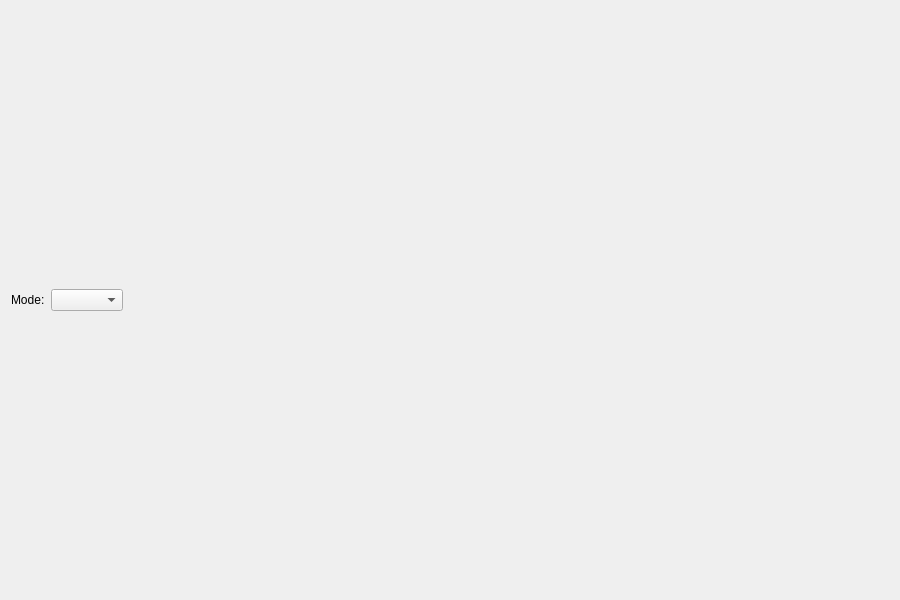
The window that themewidget.ui (egorsmth/eda_app) describes before a commit, drawn with Qt 5.
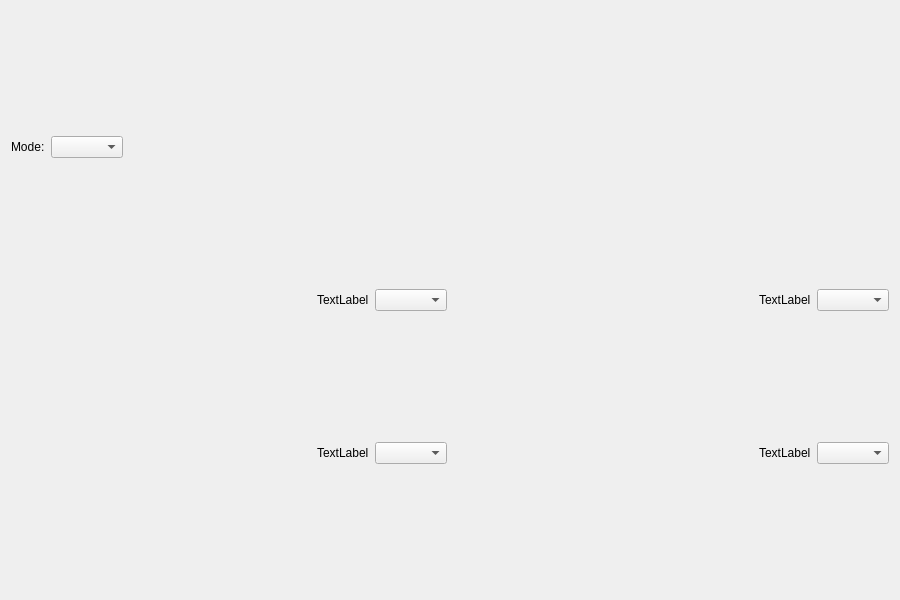
The same window after the commit.

```diff
--- a/themewidget.ui
+++ b/themewidget.ui
@@ -11,7 +11,38 @@
    </rect>
   </property>
   <layout class="QGridLayout" name="gridLayout">
-   <item row="0" column="0" colspan="3">
+   <item row="2" column="1">
+    <layout class="QGridLayout" name="gridLayout_6">
+     <item row="0" column="0">
+      <layout class="QHBoxLayout" name="horizontalLayout_7">
+       <item>
+        <spacer name="horizontalSpacer_5">
+         <property name="orientation">
+          <enum>Qt::Horizontal</enum>
+         </property>
+         <property name="sizeHint" stdset="0">
+          <size>
+           <width>40</width>
+           <height>20</height>
+          </size>
+         </property>
+        </spacer>
+       </item>
+       <item>
+        <widget class="QLabel" name="label_3">
+         <property name="text">
+          <string>TextLabel</string>
+         </property>
+        </widget>
+       </item>
+       <item>
+        <widget class="QComboBox" name="comboBox_4"/>
+       </item>
+      </layout>
+     </item>
+    </layout>
+   </item>
+   <item row="0" column="0" colspan="2">
     <layout class="QHBoxLayout" name="horizontalLayout">
      <item>
       <widget class="QLabel" name="themeLabel">
@@ -38,6 +69,99 @@
      </item>
     </layout>
    </item>
+   <item row="1" column="1">
+    <layout class="QGridLayout" name="gridLayout_5">
+     <item row="0" column="0">
+      <layout class="QHBoxLayout" name="horizontalLayout_5">
+       <item>
+        <spacer name="horizontalSpacer_3">
+         <property name="orientation">
+          <enum>Qt::Horizontal</enum>
+         </property>
+         <property name="sizeHint" stdset="0">
+          <size>
+           <width>40</width>
+           <height>20</height>
+          </size>
+         </property>
+        </spacer>
+       </item>
+       <item>
+        <widget class="QLabel" name="label_4">
+         <property name="text">
+          <string>TextLabel</string>
+         </property>
+        </widget>
+       </item>
+       <item>
+        <widget class="QComboBox" name="comboBox_2"/>
+       </item>
+      </layout>
+     </item>
+    </layout>
+   </item>
+   <item row="1" column="0">
+    <layout class="QGridLayout" name="gridLayout_2">
+     <item row="0" column="0">
+      <layout class="QHBoxLayout" name="horizontalLayout_4">
+       <item>
+        <spacer name="horizontalSpacer_2">
+         <property name="orientation">
+          <enum>Qt::Horizontal</enum>
+         </property>
+         <property name="sizeHint" stdset="0">
+          <size>
+           <width>40</width>
+           <height>20</height>
+          </size>
+         </property>
+        </spacer>
+       </item>
+       <item>
+        <widget class="QLabel" name="label">
+         <property name="text">
+          <string>TextLabel</string>
+         </property>
+        </widget>
+       </item>
+       <item>
+        <widget class="QComboBox" name="comboBox"/>
+       </item>
+      </layout>
+     </item>
+    </layout>
+   </item>
+   <item row="2" column="0">
+    <layout class="QGridLayout" name="gridLayout_4">
+     <item row="0" column="0">
+      <layout class="QHBoxLayout" name="horizontalLayout_6">
+       <item>
+        <spacer name="horizontalSpacer_4">
+         <property name="orientation">
+          <enum>Qt::Horizontal</enum>
+         </property>
+         <property name="sizeHint" stdset="0">
+          <size>
+           <width>40</width>
+           <height>20</height>
+          </size>
+         </property>
+        </spacer>
+       </item>
+       <item>
+        <widget class="QLabel" name="label_2">
+         <property name="text">
+          <string>TextLabel</string>
+         </property>
+        </widget>
+       </item>
+       <item>
+        <widget class="QComboBox" name="comboBox_3"/>
+       </item>
+      </layout>
+     </item>
+    </layout>
+   </item>
   </layout>
  </widget>
  <resources/>
```
